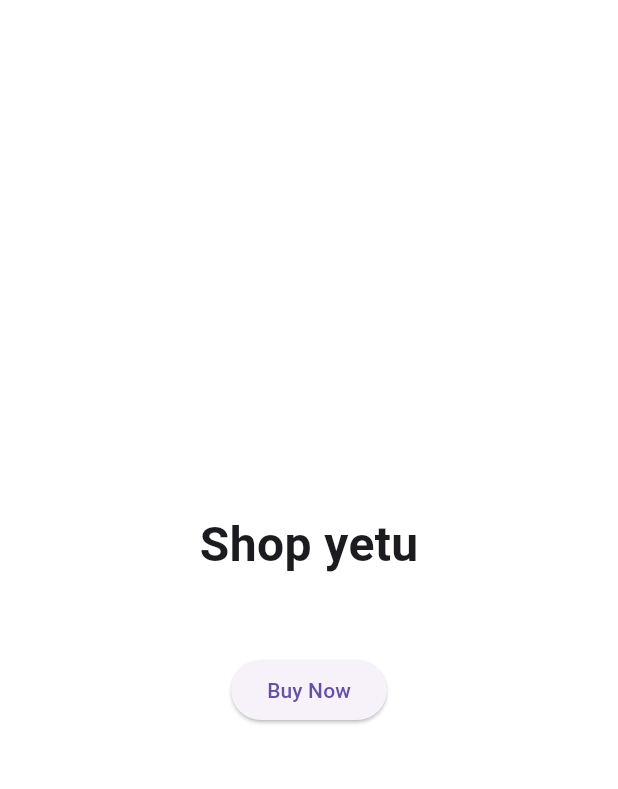
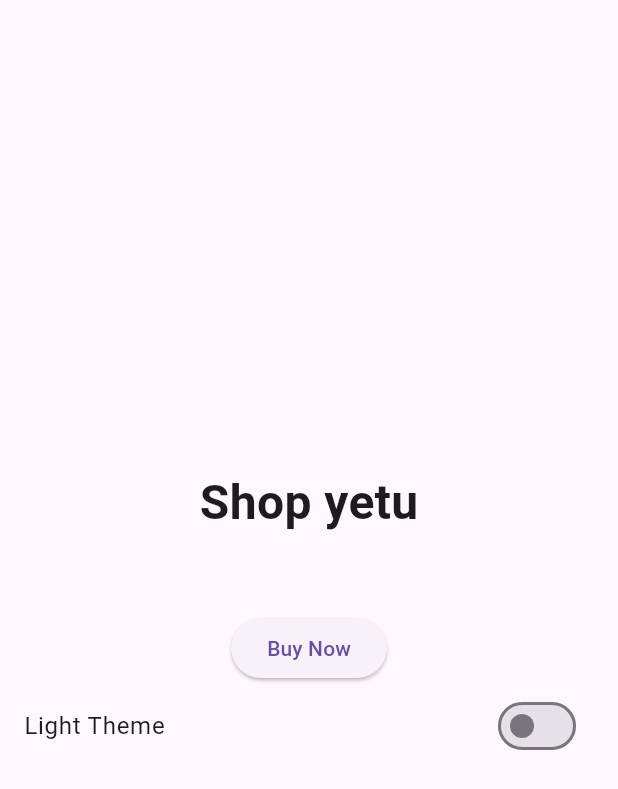
Before and after one commit to Dre810/flutter_ecommerceshop, a Flutter app: the screen it shows after launch, after a tap on "Buy Now", on a phone screen of 412 x 824 dp. Shown: the top 789 px of the screen. Run offline on Flutter 3.47's test engine with Material 3 defaults, Android fonts, the phone set to English and light mode, and no system bars; our stand-ins replace shared_preferences; statements that could not run were skipped.

Commit message:
added more color files

```diff
--- a/lib/main.dart
+++ b/lib/main.dart
@@ -1,13 +1,27 @@
 import 'package:flutter/material.dart';
+import 'package:provider/provider.dart';
 import 'package:starter_project/constants/app_colors.dart';
+import 'package:starter_project/providers/theme_provider.dart';
 import './screens/home_screen.dart';
 
 void main() {
   runApp(
-    MaterialApp(
-      theme: ThemeData(scaffoldBackgroundColor: AppColors.lightScaffoldColor),
+    MultiProvider(
+      providers: [
+        ChangeNotifierProvider(create: (_) {
+          return ThemeProvider();
+        },),
+      ],
+      child: Consumer<ThemeProvider>(
 
-      home: HomeScreen(),
+    builder: (context, value, child){
+      return MaterialApp(
+        theme: ThemeData(scaffoldBackgroundColor: Styles.themeData),
+        home: HomeScreen(),
+      );
+    }
+
+      ),
     ),
   );
 }
--- a/lib/providers/theme_provider.dart
+++ b/lib/providers/theme_provider.dart
@@ -6,9 +6,11 @@ class ThemeProvider with ChangeNotifier {
   bool _darkTheme = false;
   bool get isDarkTheme => _darkTheme;
 
-  ThemeProvider() {}
+  ThemeProvider();
 
-  setDarkTheme(bool value) async {
+  bool? get getIsDarkTheme => null;
+
+  Future<void> setDarkTheme(bool value) async {
     SharedPreferences prefs = await SharedPreferences.getInstance();
     prefs.setBool(THEMESTATUS, value);
     _darkTheme = value;
--- a/lib/screens/home_screen.dart
+++ b/lib/screens/home_screen.dart
@@ -1,10 +1,14 @@
 import 'package:flutter/material.dart';
+import 'package:provider/provider.dart';
+import 'package:starter_project/providers/theme_provider.dart';
 
 class HomeScreen extends StatelessWidget {
   const HomeScreen({super.key});
 
   @override
   Widget build(BuildContext context) {
+
+    final themeProvider = Provider.of<ThemeProvider>(context);
     return  Scaffold(
       body: Center(
         child: Column(
@@ -18,7 +22,16 @@ class HomeScreen extends StatelessWidget {
             ),
             SizedBox(height: 50,),
 
-            ElevatedButton(onPressed: (){}, child: Text("Buy Now"))
+            ElevatedButton(onPressed: (){}, child: Text("Buy Now")),
+
+            SwitchListTile(
+              title: Text((themeProvider.getIsDarkTheme ?? false) ? "Dark Theme" : "Light Theme"),
+              value: themeProvider.getIsDarkTheme ?? false,
+              onChanged: (value) {
+                themeProvider.setDarkTheme(value);
+                print('Theme State: ${themeProvider.getIsDarkTheme}');
+              },
+            ),
           ],
         ),
       ),
--- a/pubspec.yaml
+++ b/pubspec.yaml
@@ -35,6 +35,7 @@ dependencies:
   # Use with the CupertinoIcons class for iOS style icons.
   cupertino_icons: ^1.0.8
   shared_preferences: ^2.5.3
+  provider: ^6.1.5+1
 
 dev_dependencies:
   flutter_test:
```
Also changed, not shown: lib/constants/theme_data.dart (+20 -0 lines), pubspec.lock.
